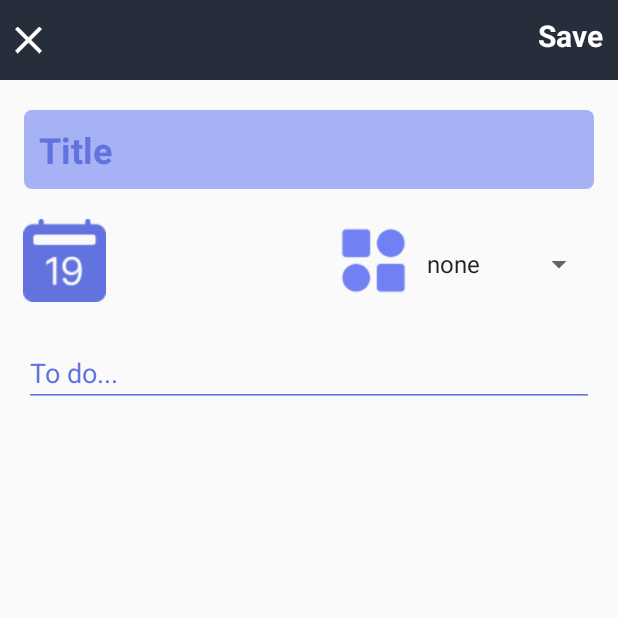
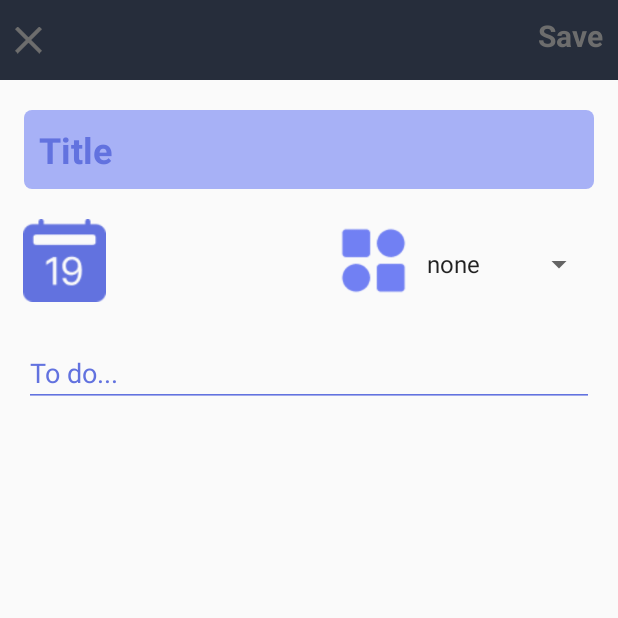
Before and after one commit to sahruldotid/TaskReminder, an Android app: the EditItemActivity screen opened directly, with no data from a screen before it, on a phone screen of 412 x 824 dp, the top half of it. Run offline under Robolectric (Android 15) with nearby library versions, the phone set to English and light mode, and no system bars; our stand-ins replace Firebase (no records; nobody signed in at launch, a user with empty details on screens opened directly); libraries missing offline, so code that uses them is left out: com.daimajia.swipe; 1 statement that could not run was skipped.

Commit message:
Revert "change add item top items color"
This reverts commit 51f017205de9fc944e08fbc4e26795377403d0f3.

```diff
--- a/app/src/main/res/layout/activity_add_item.xml
+++ b/app/src/main/res/layout/activity_add_item.xml
@@ -18,7 +18,6 @@
             android:layout_width="18dp"
             android:layout_height="33dp"
             android:onClick="cancel"
-            android:tint="@color/white"
             android:src="@drawable/cancel" />
 
         <TextView
@@ -27,7 +26,7 @@
             android:layout_alignParentEnd="true"
             android:onClick="save"
             android:text="Save"
-            android:textColor="@color/white"
+            android:textColor="#6D6D6D"
             android:textSize="20dp"
             android:textStyle="bold" />
     </RelativeLayout>
--- a/app/src/main/res/layout/activity_edit_item.xml
+++ b/app/src/main/res/layout/activity_edit_item.xml
@@ -22,18 +22,16 @@
                 android:layout_width="18dp"
                 android:layout_height="33dp"
                 android:onClick="cancel"
-                android:tint="@color/white"
-                android:src="@drawable/cancel" />
-
+                android:src="@drawable/cancel"/>
             <TextView
                 android:layout_width="wrap_content"
                 android:layout_height="wrap_content"
+                android:textColor="#6D6D6D"
+                android:textSize="20dp"
+                android:textStyle="bold"
                 android:layout_alignParentEnd="true"
-                android:onClick="save"
                 android:text="Save"
-                android:textColor="@color/white"
-                android:textSize="20dp"
-                android:textStyle="bold" />
+                android:onClick="save"/>
         </RelativeLayout>
 
         <EditText
```
